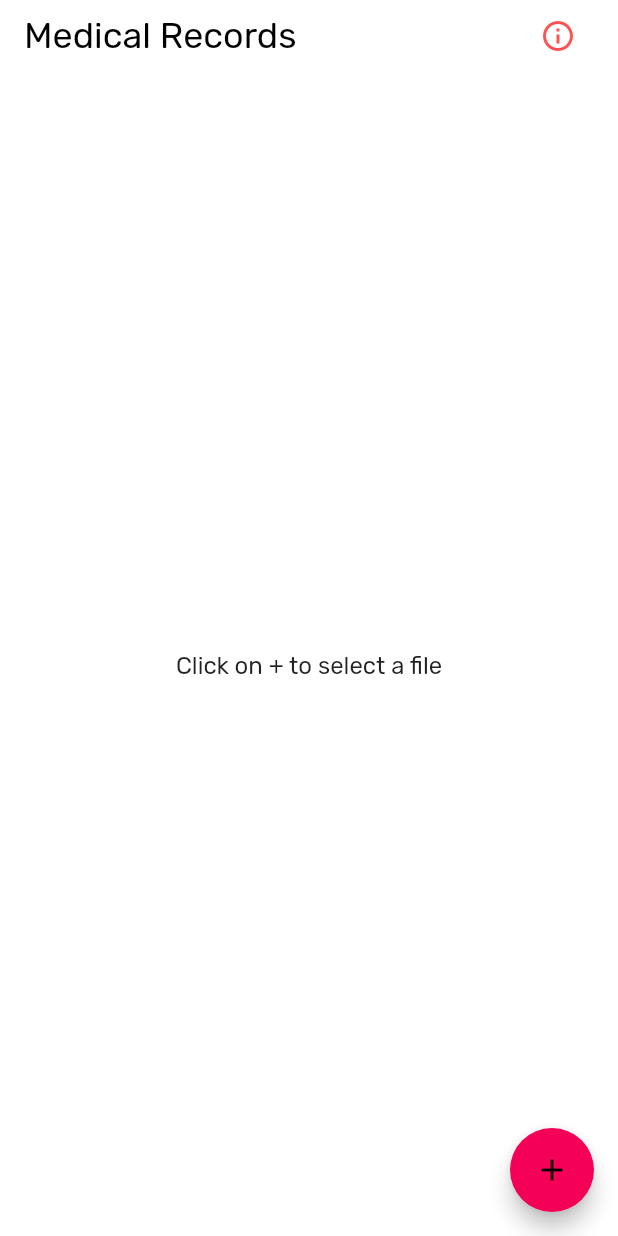
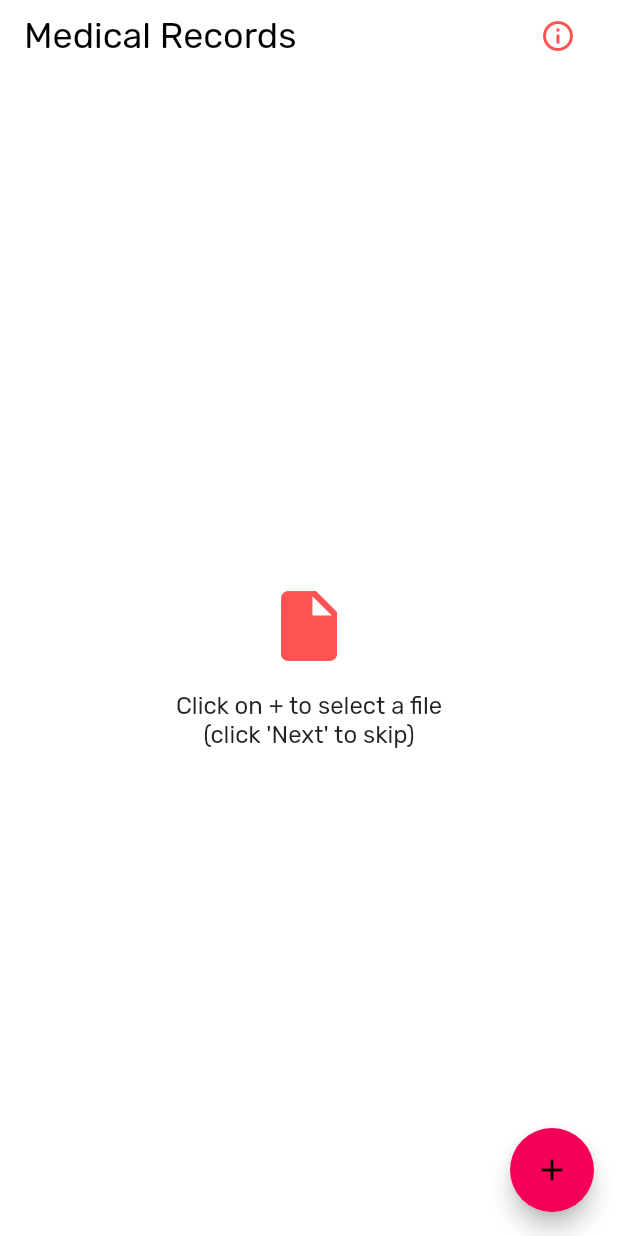
Before and after one commit to deepu513/greycells, a Flutter app: the MedicalRecordsInputPage screen opened directly, on a phone screen of 412 x 824 dp. Run offline on Flutter 3.47's test engine with Material 2 defaults, Android fonts, the phone set to English and light mode, and no system bars; our stand-ins replace bloc, equatable, file_picker, flutter_bloc, flutter_svg, shared_preferences; accounts and stored records are empty; generated files the repository leaves out were written again.

Commit message:
UI improvements

```diff
--- a/lib/constants/strings.dart
+++ b/lib/constants/strings.dart
@@ -42,7 +42,8 @@ class Strings {
   static const guardianAddress = "Guardian Address";
   static const sameAsAbove = "Same as above";
   static const liveWithGuardian = "Select this if you live with your guardian";
-  static const emptyListMessage = "Click on + to select a file";
+  static const emptyListMessage = "Click on + to select a file\n(click 'Next' to skip)";
+  static const mandatoryFields = "All fields are mandatory";
 }
 
 /// This should contain strings which signify an error message
--- a/lib/view/pages/medical_records_input_page.dart
+++ b/lib/view/pages/medical_records_input_page.dart
@@ -15,7 +15,7 @@ class MedicalRecordsInputPage extends StatelessWidget {
         child: Icon(Icons.add),
       ),
       body: Column(
-        crossAxisAlignment: CrossAxisAlignment.start,
+        crossAxisAlignment: CrossAxisAlignment.stretch,
         children: <Widget>[
           Padding(
             padding: const EdgeInsets.symmetric(horizontal: 16.0),
@@ -112,11 +112,18 @@ class FileList extends StatelessWidget {
 class ListEmptyWidget extends StatelessWidget {
   @override
   Widget build(BuildContext context) {
-    return Container(
-      alignment: Alignment.center,
-      child: Text(
-        Strings.emptyListMessage,
-        style: Theme.of(context).textTheme.subtitle1,
+    return Center(
+      child: Column(
+        mainAxisSize: MainAxisSize.min,
+        children: [
+          Icon(Icons.insert_drive_file, size: 56.0,),
+          SizedBox(height: 16.0),
+          Text(
+            Strings.emptyListMessage,
+            style: Theme.of(context).textTheme.subtitle1,
+            textAlign: TextAlign.center,
+          ),
+        ],
       ),
     );
   }
```
Also changed, not shown: lib/view/pages/birth_details_input_page.dart (+13 -2 lines), lib/view/pages/guardian_details_input_page.dart (+9 -1 lines).
